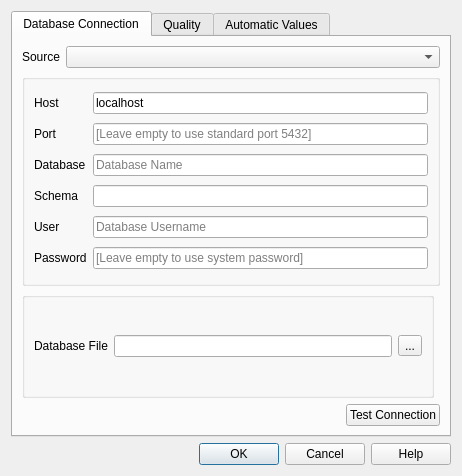
SwissTierrasColombia/Asistente-LADM-COL, file asistente_ladm_col/ui/settings_dialog.ui: the form before one commit.
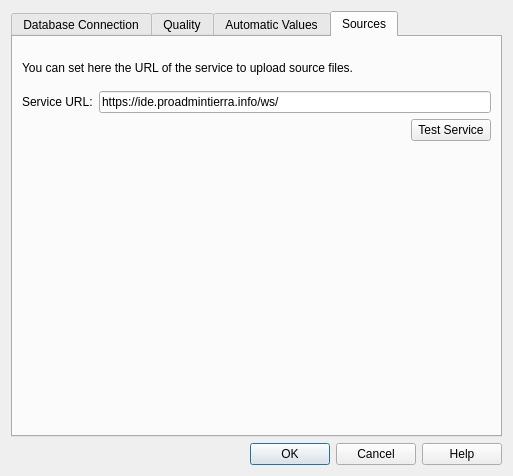
The form after the commit. The open tabs and pages were chosen to show the change. Custom widgets are drawn as their Qt base class.

```diff
--- a/asistente_ladm_col/ui/settings_dialog.ui
+++ b/asistente_ladm_col/ui/settings_dialog.ui
@@ -6,7 +6,7 @@
    <rect>
     <x>0</x>
     <y>0</y>
-    <width>462</width>
+    <width>513</width>
     <height>476</height>
    </rect>
   </property>
@@ -379,6 +379,108 @@
        </item>
       </layout>
      </widget>
+     <widget class="QWidget" name="tab_sources">
+      <attribute name="title">
+       <string>Sources</string>
+      </attribute>
+      <layout class="QGridLayout" name="gridLayout_7">
+       <item row="5" column="0">
+        <spacer name="verticalSpacer">
+         <property name="orientation">
+          <enum>Qt::Vertical</enum>
+         </property>
+         <property name="sizeHint" stdset="0">
+          <size>
+           <width>20</width>
+           <height>40</height>
+          </size>
+         </property>
+        </spacer>
+       </item>
+       <item row="2" column="0">
+        <spacer name="verticalSpacer_2">
+         <property name="orientation">
+          <enum>Qt::Vertical</enum>
+         </property>
+         <property name="sizeType">
+          <enum>QSizePolicy::Fixed</enum>
+         </property>
+         <property name="sizeHint" stdset="0">
+          <size>
+           <width>20</width>
+           <height>10</height>
+          </size>
+         </property>
+        </spacer>
+       </item>
+       <item row="1" column="0" colspan="2">
+        <widget class="QLabel" name="label_11">
+         <property name="font">
+          <font>
+           <italic>false</italic>
+          </font>
+         </property>
+         <property name="text">
+          <string>You can set here the URL of the service to upload source files. </string>
+         </property>
+        </widget>
+       </item>
+       <item row="3" column="0">
+        <widget class="QLabel" name="label_12">
+         <property name="text">
+          <string>Service URL:</string>
+         </property>
+        </widget>
+       </item>
+       <item row="3" column="1">
+        <widget class="QLineEdit" name="txt_service_endpoint">
+         <property name="text">
+          <string>https://ide.proadmintierra.info/ws/</string>
+         </property>
+        </widget>
+       </item>
+       <item row="4" column="0" colspan="2">
+        <layout class="QHBoxLayout" name="horizontalLayout_6">
+         <item>
+          <spacer name="horizontalSpacer_3">
+           <property name="orientation">
+            <enum>Qt::Horizontal</enum>
+           </property>
+           <property name="sizeHint" stdset="0">
+            <size>
+             <width>40</width>
+             <height>20</height>
+            </size>
+           </property>
+          </spacer>
+         </item>
+         <item>
+          <widget class="QPushButton" name="btn_test_service">
+           <property name="text">
+            <string>Test Service</string>
+           </property>
+          </widget>
+         </item>
+        </layout>
+       </item>
+       <item row="0" column="0">
+        <spacer name="verticalSpacer_5">
+         <property name="orientation">
+          <enum>Qt::Vertical</enum>
+         </property>
+         <property name="sizeType">
+          <enum>QSizePolicy::Fixed</enum>
+         </property>
+         <property name="sizeHint" stdset="0">
+          <size>
+           <width>20</width>
+           <height>15</height>
+          </size>
+         </property>
+        </spacer>
+       </item>
+      </layout>
+     </widget>
     </widget>
    </item>
   </layout>
```
Left out of the diff: 35 changed lines with no effect on the pictures.
